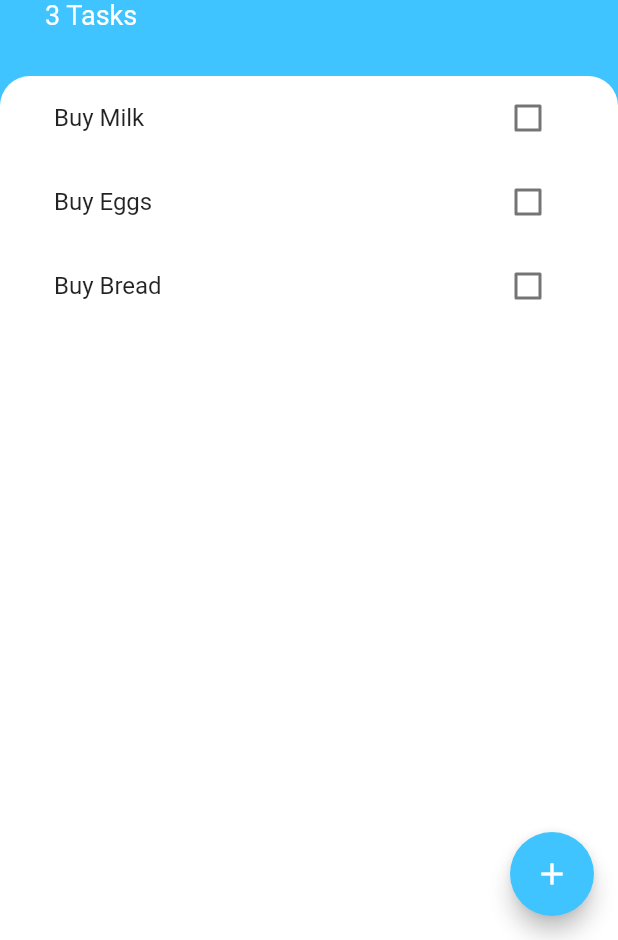
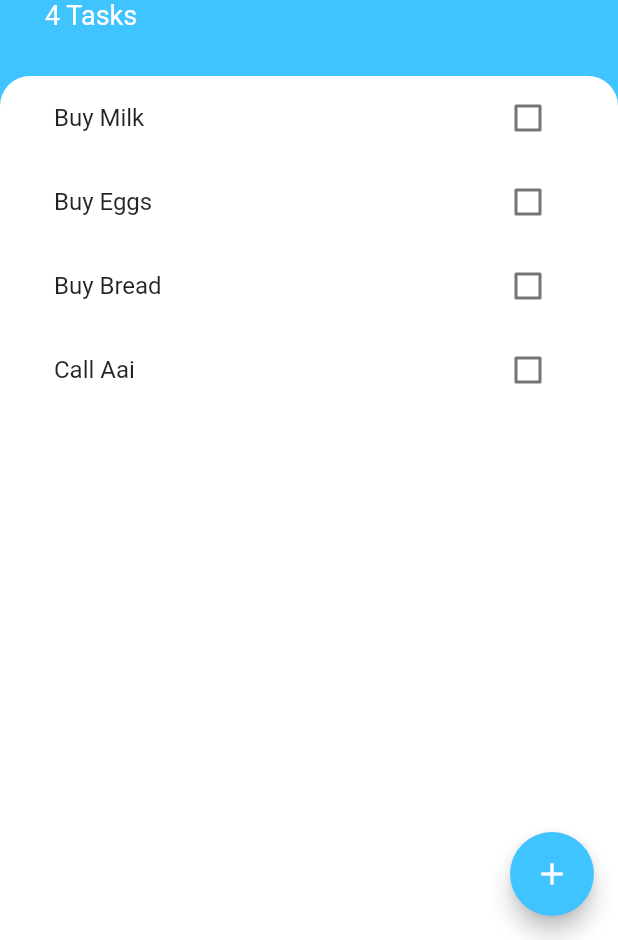
Before and after one commit to suyog73/ToDo, a Flutter app: the screen it shows after launch, on a phone screen of 412 x 824 dp, the part 296-1236 px from its top. Run offline on Flutter 3.47's test engine with Material 2 defaults, Android fonts, the phone set to English and light mode, and no system bars.

Commit message:
Half Done

```diff
--- a/lib/screens/tasks_screen.dart
+++ b/lib/screens/tasks_screen.dart
@@ -9,6 +9,7 @@ List<Task> tasks = [
   Task(name: 'Buy Milk'),
   Task(name: 'Buy Eggs'),
   Task(name: 'Buy Bread'),
+  Task(name: 'Call Aai'),
 ];
 
 class TasksScreen extends StatefulWidget {
```
